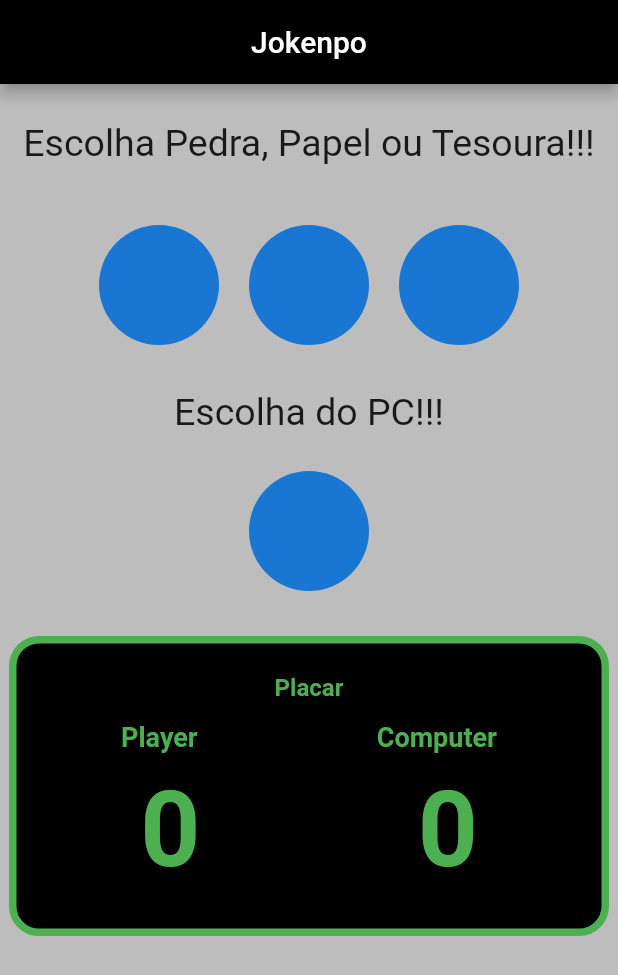
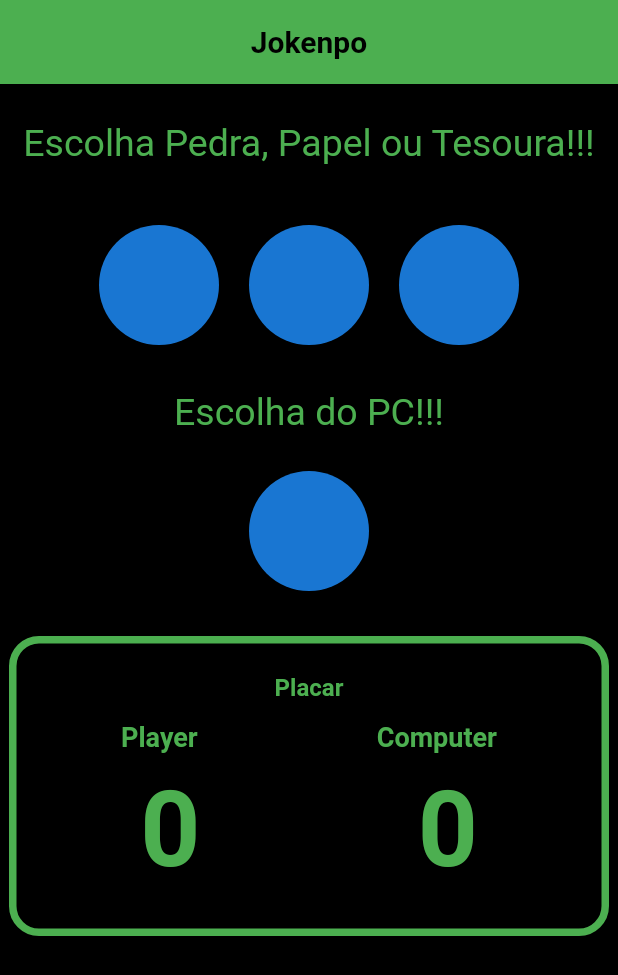
Before and after one commit to yurigrams/jokenpo_game, a Flutter app: the screen it shows after launch, on a phone screen of 412 x 824 dp. Shown: the top 975 px of the screen. Run offline on Flutter 3.47's test engine with Material 3 defaults, Android fonts, the phone set to English and light mode, and no system bars.

Commit message:
Melhorando esquema de cores

```diff
--- a/lib/view/home_page.dart
+++ b/lib/view/home_page.dart
@@ -16,7 +16,13 @@
   Widget build(BuildContext context) {
     return Scaffold(
       appBar: AppBar(
-        title: const Text('Jokenpo'),
+        title: const Text(
+            'Jokenpo',
+          style: TextStyle(
+            fontWeight: FontWeight.bold
+          ),
+        ),
+
         centerTitle: true,
       ),
       body: PageView(
```
Also changed, not shown: lib/main.dart (+11 -3 lines).
